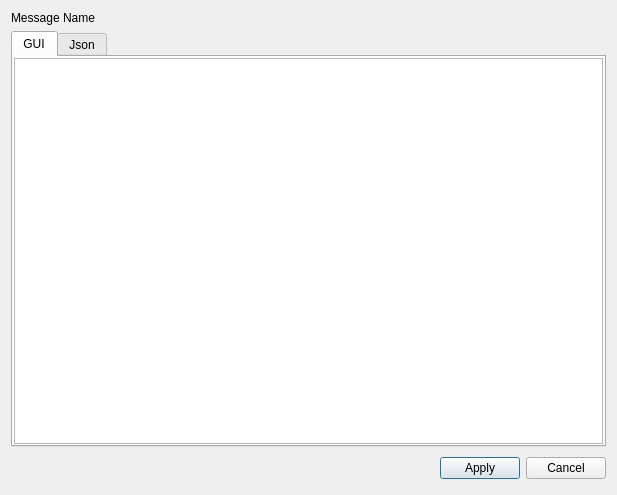
Before: the Qt Designer form src/MessageEditor.ui in Marskey/WhiteBox, drawn with Qt 5.
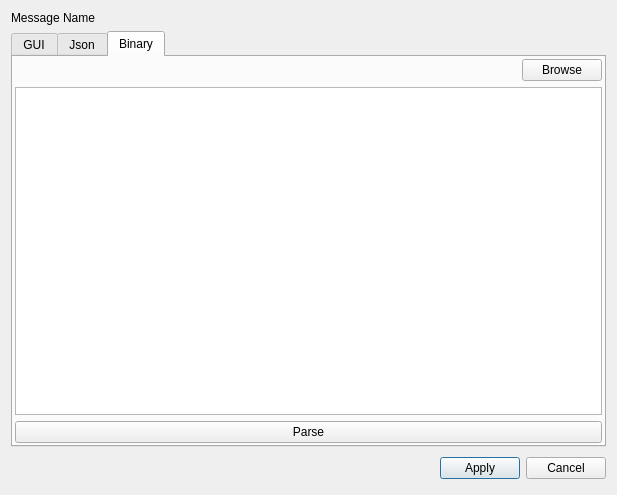
After: the same form once the commit is applied.

The edit to the form file:
```diff
--- a/src/MessageEditor.ui
+++ b/src/MessageEditor.ui
@@ -42,7 +42,7 @@
    <item>
     <widget class="QTabWidget" name="tabWidget">
      <property name="currentIndex">
-      <number>0</number>
+      <number>2</number>
      </property>
      <widget class="QWidget" name="tabGUI">
       <attribute name="title">
@@ -160,6 +160,63 @@
        </item>
       </layout>
      </widget>
+     <widget class="QWidget" name="tabBinary">
+      <attribute name="title">
+       <string>Binary</string>
+      </attribute>
+      <layout class="QGridLayout" name="gridLayout_3">
+       <property name="leftMargin">
+        <number>2</number>
+       </property>
+       <property name="topMargin">
+        <number>2</number>
+       </property>
+       <property name="rightMargin">
+        <number>2</number>
+       </property>
+       <property name="bottomMargin">
+        <number>2</number>
+       </property>
+       <item row="0" column="0">
+        <layout class="QVBoxLayout" name="verticalLayout_2">
+         <item>
+          <layout class="QHBoxLayout" name="horizontalLayout_2">
+           <item>
+            <spacer name="horizontalSpacer_2">
+             <property name="orientation">
+              <enum>Qt::Horizontal</enum>
+             </property>
+             <property name="sizeHint" stdset="0">
+              <size>
+               <width>40</width>
+               <height>20</height>
+              </size>
+             </property>
+            </spacer>
+           </item>
+           <item>
+            <widget class="QPushButton" name="btnBrowseBinary">
+             <property name="text">
+              <string>Browse</string>
+             </property>
+            </widget>
+           </item>
+          </layout>
+         </item>
+         <item>
+          <widget class="QTextEdit" name="textEditBinary"/>
+         </item>
+        </layout>
+       </item>
+       <item row="1" column="0">
+        <widget class="QPushButton" name="btnParseBinary">
+         <property name="text">
+          <string>Parse</string>
+         </property>
+        </widget>
+       </item>
+      </layout>
+     </widget>
     </widget>
    </item>
    <item>
```
Left out of the diff: 3 changed lines with no effect on the pictures.
